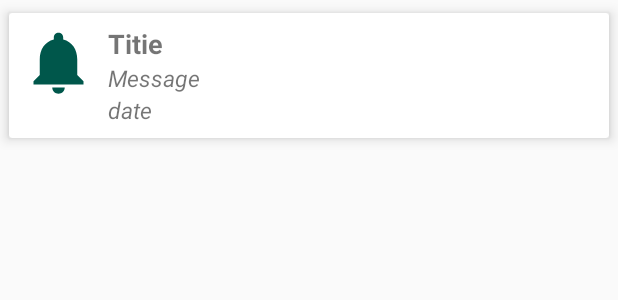
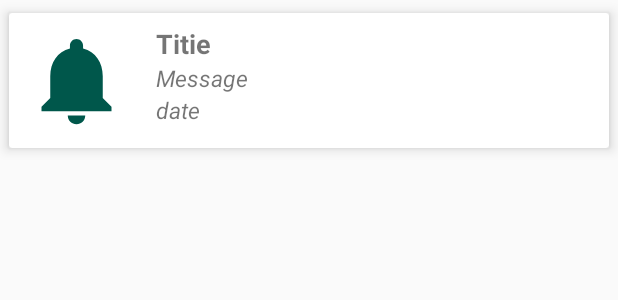
Before and after one commit to usmanali353/plants_app, an Android app: the layout notification_layout.xml on its own in the app's theme, with its tools: preview values and no code run, on a phone screen of 412 x 824 dp. Shown: the top 300 px of the screen. Run offline under Robolectric (Android 15) with nearby library versions, the phone set to English and light mode, and no system bars.

Commit message:
minor changes

```diff
--- a/app/src/main/java/fyp/plantsapp/MainActivity.java
+++ b/app/src/main/java/fyp/plantsapp/MainActivity.java
@@ -147,7 +147,7 @@ public class MainActivity extends AppCompatActivity implements Listener {
         LocationRequest request = new LocationRequest();
         request.setInterval(10000);
         request.setPriority(LocationRequest.PRIORITY_HIGH_ACCURACY);
-        easyWayLocation = new EasyWayLocation(this,request, false, this);
+        easyWayLocation = new EasyWayLocation(this,request, true, this);
         //arrayListForecast = new ArrayList<>();
         if (Build.VERSION.SDK_INT >= Build.VERSION_CODES.M) {
             if (ContextCompat.checkSelfPermission(MainActivity.this, Manifest.permission.ACCESS_COARSE_LOCATION) == PackageManager.PERMISSION_GRANTED && ContextCompat.checkSelfPermission(MainActivity.this, Manifest.permission.ACCESS_FINE_LOCATION) == PackageManager.PERMISSION_GRANTED) {
@@ -203,7 +203,7 @@ public class MainActivity extends AppCompatActivity implements Listener {
     }
     @Override
     public void locationOn() {
-
+       easyWayLocation.startLocation();
     }
 
     @Override
@@ -341,7 +341,6 @@ public class MainActivity extends AppCompatActivity implements Listener {
                         }else if(days>90&&days<105){
                             create_notification_for_procedures("پ کی فصل پانچویں آبپاشی کے مرحلے پر ہے","مزید تفصیلات کے لئے کلک کریں","Vzf3r5epgtQ");
                         }
-                        //TODO
                         if(String.valueOf(sevenDayWeatherArray.getJSONObject(0).getJSONArray("weather").getJSONObject(0).get("description")).contains("Rain")||String.valueOf(sevenDayWeatherArray.getJSONObject(0).getJSONArray("weather").getJSONObject(0).get("description")).contains("Clouds")&&days>20&&days<25){
                             create_notification("آج درجہ حرارت ہے " + String.valueOf(sevenDayWeatherArray.getJSONObject(0).getJSONObject("temp").get("day")) + (char) 0x00B0+" and  "+String.valueOf(sevenDayWeatherArray.getJSONObject(0).getJSONArray("weather").getJSONObject(0).get("description")).toLowerCase(), "بارش کے بارش کے امکانات فصلوں کو مطلوبہ نمی فراہم کریں گے");
                         }else if(String.valueOf(sevenDayWeatherArray.getJSONObject(0).getJSONArray("weather").getJSONObject(0).get("description")).contains("Rain")||String.valueOf(sevenDayWeatherArray.getJSONObject(0).getJSONArray("weather").getJSONObject(0).get("description")).contains("Clouds")&&weeks==16){
--- a/app/src/main/res/layout/notification_layout.xml
+++ b/app/src/main/res/layout/notification_layout.xml
@@ -11,10 +11,9 @@
         android:layout_width="match_parent"
         android:layout_height="match_parent">
         <ImageView
-            android:layout_width="50dp"
-            android:layout_height="50dp"
-            android:layout_marginTop="8dp"
-            android:layout_marginStart="8dp"
+            android:layout_width="70dp"
+            android:layout_height="70dp"
+            android:layout_margin="10dp"
             android:src="@drawable/ic_notifications_white_24dp"
             android:tint="@color/colorPrimaryDark"
             android:id="@+id/icon"
@@ -35,6 +34,7 @@
             android:layout_height="wrap_content"
             android:id="@+id/message"
             android:text="Message"
+            android:maxLines="2"
             android:layout_marginStart="8dp"
             android:layout_toEndOf="@+id/icon"
             android:textStyle="italic"
```
